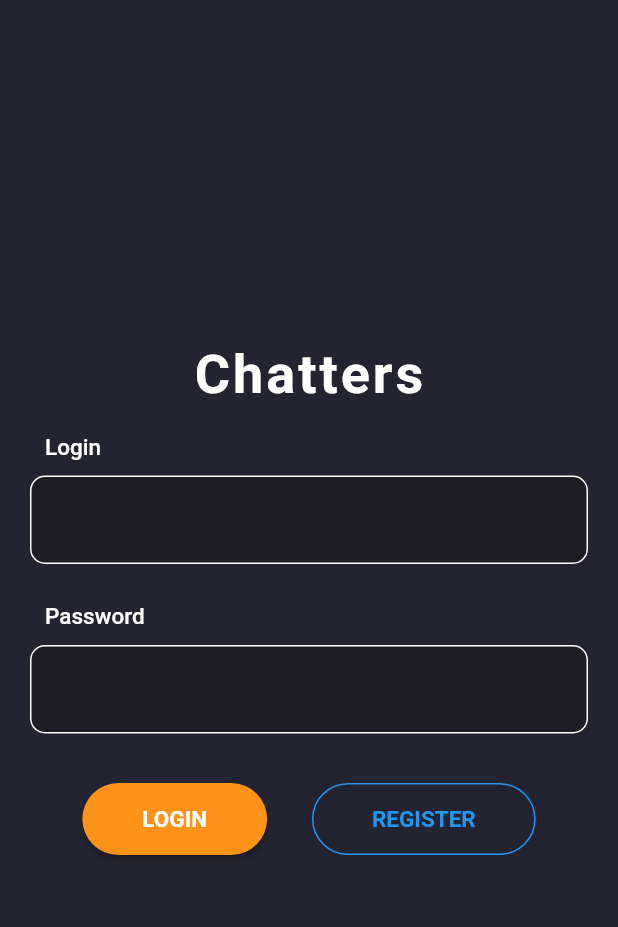
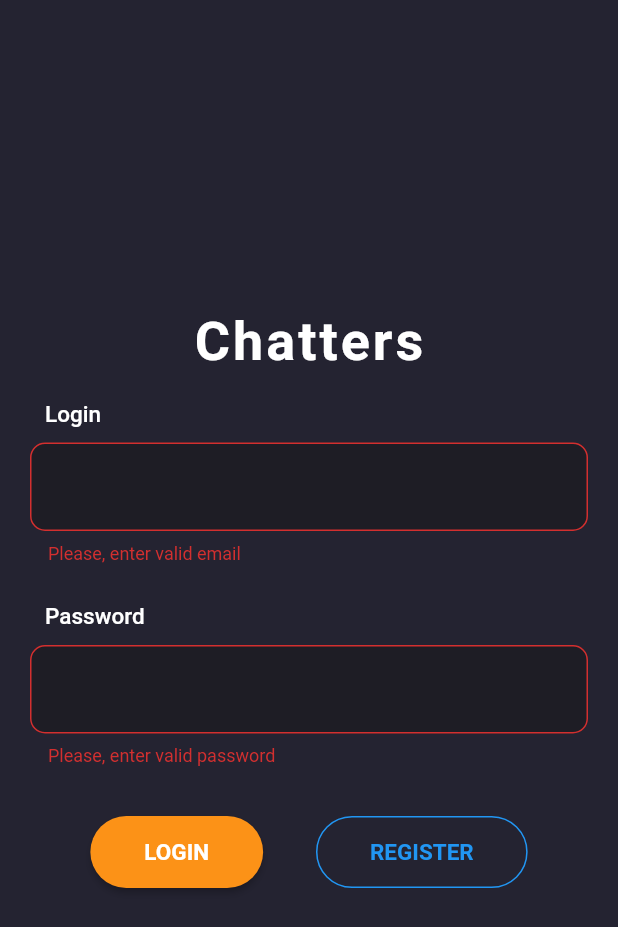
Before and after one commit to olchedev/chatters, a Flutter app: the screen it shows after launch, after a tap on "LOGIN", on a phone screen of 412 x 824 dp. Shown: the top 927 px of the screen. Run offline on Flutter 3.47's test engine with Material 2 defaults, Android fonts, the phone set to English and light mode, and no system bars; our stand-ins replace cloud_firestore, file_picker, firebase_auth, firebase_core, firebase_storage, get_it; accounts and stored records are empty.

Commit message:
add login logic

```diff
--- a/lib/main.dart
+++ b/lib/main.dart
@@ -1,4 +1,6 @@
+import 'package:chatters/pages/home_page.dart';
 import 'package:chatters/pages/login_page.dart';
+import 'package:chatters/pages/register_page.dart';
 import 'package:chatters/providers/authentication_provider.dart';
 import 'package:chatters/services/cloud_storage_service.dart';
 import 'package:chatters/services/database_service.dart';
@@ -9,12 +11,6 @@ import 'package:flutter/material.dart';
 import 'package:firebase_core/firebase_core.dart';
 import 'package:get_it/get_it.dart';
 import 'package:provider/provider.dart';
-
-Future<void> _setUp() async {
-  WidgetsFlutterBinding.ensureInitialized();
-  await Firebase.initializeApp();
-  _registerServices();
-}
 
 void _registerServices() {
   GetIt.instance.registerSingleton<NavigationService>(
@@ -32,7 +28,9 @@ void _registerServices() {
 }
 
 void main() async {
-  _setUp();
+  WidgetsFlutterBinding.ensureInitialized();
+  await Firebase.initializeApp();
+  _registerServices();
   runApp(const MyApp());
 }
 
@@ -54,6 +52,8 @@ class MyApp extends StatelessWidget {
         initialRoute: '/login',
         routes: {
           '/login': (BuildContext _) => const LoginPage(),
+          '/home': (BuildContext _) => const HomePage(),
+          '/register': (BuildContext _) => const RegisterPage(),
         },
       ),
     );
--- /dev/null
+++ b/lib/models/user_model.dart
@@ -0,0 +1,38 @@
+class UserModel {
+  final String uid;
+  final String name;
+  final String email;
+  final String? imageUrl;
+  late DateTime lastActive;
+
+  UserModel({
+    required this.uid,
+    required this.name,
+    required this.email,
+    required this.imageUrl,
+    required this.lastActive,
+  });
+
+  factory UserModel.fromJson(Map<String, dynamic> json) => UserModel(
+        uid: json['uid'],
+        name: json['name'],
+        email: json['email'],
+        imageUrl: json['image'],
+        lastActive: json['lastActive'].toDate(),
+      );
+
+  Map<String, dynamic> toMap() {
+    return {
+      'uid': uid,
+      'name': name,
+      'email': email,
+      'imageUrl': imageUrl,
+      'lastActive': lastActive,
+    };
+  }
+
+  String lastDayActive() =>
+      "${lastActive.day}/${lastActive.month}/${lastActive.year}";
+
+  bool wasRecentlyActive() => DateTime.now().difference(lastActive).inHours < 2;
+}
--- a/lib/pages/login_page.dart
+++ b/lib/pages/login_page.dart
@@ -1,47 +1,49 @@
+import 'package:chatters/providers/authentication_provider.dart';
 import 'package:chatters/utils/app_dimensions.dart';
 import 'package:chatters/utils/validation_regex.dart';
 import 'package:chatters/widgets/custom_text_form_field.dart';
 import 'package:flutter/material.dart';
+import 'package:provider/provider.dart';
 
-class LoginPage extends StatefulWidget {
+class LoginPage extends StatelessWidget {
   const LoginPage({Key? key}) : super(key: key);
 
   @override
-  State<LoginPage> createState() => _LoginPageState();
-}
+  Widget build(BuildContext context) {
+    final Size deviceSize = MediaQuery.of(context).size;
+    final textTheme = Theme.of(context).textTheme;
+    final loginFormKey = GlobalKey<FormState>();
 
-class _LoginPageState extends State<LoginPage> {
-  final _loginFormKey = GlobalKey<FormState>();
-
-  @override
-  Widget build(BuildContext context) {
-    final theme = Theme.of(context);
+    AuthenticationProvider authenticationProvider =
+        Provider.of<AuthenticationProvider>(context);
 
     return Scaffold(
-      body: SafeArea(
+      body: SingleChildScrollView(
+        child: SizedBox(
+          height: deviceSize.height,
           child: Column(
             mainAxisAlignment: MainAxisAlignment.center,
             children: [
               Text(
                 'Chatters',
-              style: theme.textTheme.headline1,
+                style: textTheme.headline1,
               ),
               Form(
-              key: _loginFormKey,
+                key: loginFormKey,
                 child: Column(
                   children: [
                     CustomTextFormField(
                       label: 'Login',
+                      controller: authenticationProvider.loginController,
                       regExp: ValidationRegExp.login,
-                    onSaved: (value) {},
                       errorMessage: 'Please, enter valid email',
                     ),
                     CustomTextFormField(
                       label: 'Password',
+                      controller: authenticationProvider.passwordController,
                       regExp: ValidationRegExp.password,
                       obscureText: true,
-                    onSaved: (value) {},
-                    errorMessage: 'Please, enter valid login',
+                      errorMessage: 'Please, enter valid password',
                     ),
                   ],
                 ),
@@ -54,11 +56,15 @@ class _LoginPageState extends State<LoginPage> {
                   mainAxisAlignment: MainAxisAlignment.spaceEvenly,
                   children: [
                     ElevatedButton(
-                    onPressed: () {},
+                      onPressed: () => authenticationProvider.login(
+                        loginFormKey,
+                        context,
+                      ),
                       child: const Text('LOGIN'),
                     ),
                     OutlinedButton(
-                    onPressed: () {},
+                      onPressed: () =>
+                          authenticationProvider.navigateToRegisterPage(),
                       child: const Text('REGISTER'),
                     ),
                   ],
@@ -67,6 +73,7 @@ class _LoginPageState extends State<LoginPage> {
             ],
           ),
         ),
+      ),
     );
   }
 }
--- a/lib/providers/authentication_provider.dart
+++ b/lib/providers/authentication_provider.dart
@@ -1,17 +1,89 @@
+import 'package:chatters/models/user_model.dart';
 import 'package:chatters/services/database_service.dart';
 import 'package:chatters/services/navigation_service.dart';
+import 'package:chatters/utils/app_snackbar_mixin.dart';
 import 'package:flutter/material.dart';
 import 'package:firebase_auth/firebase_auth.dart';
 import 'package:get_it/get_it.dart';
 
-class AuthenticationProvider extends ChangeNotifier {
+class AuthenticationProvider extends ChangeNotifier with AppSnackBarMixin {
+  late UserModel _userModel;
+  late final FirebaseAuth _auth;
+  late final NavigationService _navigationService;
+  late final DatabaseService _databaseService;
+
+  final _loginController = TextEditingController();
+  TextEditingController get loginController => _loginController;
+
+  final _passwordController = TextEditingController();
+  TextEditingController get passwordController => _passwordController;
+
   AuthenticationProvider() {
     _auth = FirebaseAuth.instance;
     _navigationService = GetIt.instance.get<NavigationService>();
     _databaseService = GetIt.instance.get<DatabaseService>();
+
+    _auth.authStateChanges().listen((user) {
+      if (user != null) {
+        _databaseService.updateUserLastActive(user.uid);
+        _databaseService.getUser(user.uid).then(
+          (value) {
+            Map<String, dynamic> userData =
+                value.data()! as Map<String, dynamic>;
+
+            _userModel = UserModel.fromJson({
+              'uid': user.uid,
+              'name': userData['name'],
+              'email': userData['email'],
+              'imageUrl': userData['image'],
+              'lastActive': userData['last_active'],
+            });
+
+            _navigationService.removeAndNavigateToRoute('/home');
+          },
+        );
+      } else {
+        _navigationService.removeAndNavigateToRoute('/login');
+      }
+    });
   }
 
-  late final FirebaseAuth _auth;
-  late final NavigationService _navigationService;
-  late final DatabaseService _databaseService;
+  void login(GlobalKey<FormState> loginFormKey, BuildContext context) {
+    if (isFormValid(loginFormKey)) {
+      loginFormKey.currentState!.save();
+      loginWithEmail(context);
+    }
+  }
+
+  bool isFormValid(GlobalKey<FormState> loginFormKey) =>
+      loginFormKey.currentState != null &&
+      loginFormKey.currentState!.validate();
+
+  Future<void> loginWithEmail(BuildContext context) async {
+    try {
+      await _auth.signInWithEmailAndPassword(
+        email: _loginController.text,
+        password: _passwordController.text,
+      );
+    } on FirebaseAuthException {
+      showAppSnackBar(
+        context: context,
+        message: 'Login failed. Please, check if password and login correct.',
+      );
+    } catch (error) {
+      showAppSnackBar(
+        context: context,
+        message: 'Something went wrong. Please try again later.',
+      );
+    }
+  }
+
+  void logout() {
+    _loginController.clear();
+    _passwordController.clear();
+    _auth.signOut();
+  }
+
+  void navigateToRegisterPage() =>
+      _navigationService.navigateToRoute('/register');
 }
--- a/lib/services/cloud_storage_service.dart
+++ b/lib/services/cloud_storage_service.dart
@@ -3,8 +3,6 @@ import 'package:cloud_firestore/cloud_firestore.dart';
 import 'package:firebase_storage/firebase_storage.dart';
 import 'package:file_picker/file_picker.dart';
 
-const String USER_COLLECTION = 'Users';
-
 class CloudStorageService {
   final FirebaseStorage _storage = FirebaseStorage.instance;
 }
--- a/lib/theme/chatters_theme_data.dart
+++ b/lib/theme/chatters_theme_data.dart
@@ -9,6 +9,20 @@ class ChattersThemeData {
       splashColor: const Color.fromRGBO(36, 35, 49, 1.0),
       backgroundColor: const Color.fromRGBO(36, 35, 49, 1.0),
       scaffoldBackgroundColor: const Color.fromRGBO(36, 35, 49, 1.0),
+      snackBarTheme: const SnackBarThemeData(
+        backgroundColor: Color(0xFFFC9217),
+        contentTextStyle: TextStyle(
+          color: Colors.white,
+        ),
+        shape: RoundedRectangleBorder(
+          borderRadius: BorderRadius.all(
+            Radius.circular(
+              AppDimensions.snackBarRadius,
+            ),
+          ),
+        ),
+        behavior: SnackBarBehavior.floating,
+      ),
       bottomNavigationBarTheme: const BottomNavigationBarThemeData(
         backgroundColor: Color.fromRGBO(30, 29, 37, 1.0),
       ),
--- a/lib/utils/app_dimensions.dart
+++ b/lib/utils/app_dimensions.dart
@@ -14,11 +14,12 @@ class AppDimensions {
   static const m = 20.0;
   static const xm = 25.0;
   static const xxm = 36.0;
-  static const xxxm = 40.0;
 
   /// l size, contains [large] interval sizes
 
   /// h size, contains [huge] interval sizes
+
+  static const snackBarRadius = AppDimensions.xs;
 
   static const inputTextFieldLabelSize = AppDimensions.xxs;
   static const inputTextFieldLabelPadding = AppDimensions.xs;
@@ -28,12 +29,12 @@ class AppDimensions {
 
   static const elevatedButtonRadius = AppDimensions.xxm;
   static const elevatedButtonNameVerticalPadding = AppDimensions.xxs;
-  static const elevatedButtonNameHorizontalPadding = AppDimensions.xxxm;
+  static const elevatedButtonNameHorizontalPadding = AppDimensions.xxm;
   static const elevatedButtonNameSize = AppDimensions.xxs;
 
   static const outlinedButtonRadius = AppDimensions.xxm;
   static const outlinedButtonNameVerticalPadding = AppDimensions.xxs;
-  static const outlinedButtonNameHorizontalPadding = AppDimensions.xxxm;
+  static const outlinedButtonNameHorizontalPadding = AppDimensions.xxm;
   static const outlinedButtonNameSize = AppDimensions.xxs;
 
   static const headline1LetterSpacing = AppDimensions.xt;
--- a/lib/utils/validation_regex.dart
+++ b/lib/utils/validation_regex.dart
@@ -1,6 +1,7 @@
 class ValidationRegExp {
   const ValidationRegExp._();
 
-  static final login = RegExp(r"^(?=.*[a-z])(?=.*\d)[A-Za-z\d@$!%*?&]{8,40}$");
+  static final login =
+      RegExp(r"^[a-zA-Z0-9_.+-]+@[a-zA-Z0-9-]+\.[a-zA-Z0-9-.]+$");
   static final password = RegExp(r"^(?=.*[A-Za-z])(?=.*\d)[A-Za-z\d]{8,}$");
 }
--- a/lib/widgets/custom_text_form_field.dart
+++ b/lib/widgets/custom_text_form_field.dart
@@ -3,17 +3,17 @@ import 'package:flutter/material.dart';
 
 class CustomTextFormField extends StatelessWidget {
   const CustomTextFormField({
-    required this.onSaved,
+    required this.label,
+    required this.controller,
     required this.regExp,
-    required this.label,
     required this.errorMessage,
     this.obscureText = false,
     Key? key,
   }) : super(key: key);
 
-  final Function(String) onSaved;
+  final String label;
+  final TextEditingController controller;
   final RegExp regExp;
-  final String label;
   final String errorMessage;
   final bool obscureText;
 
@@ -44,8 +44,8 @@ class CustomTextFormField extends StatelessWidget {
               color: Colors.white,
             ),
             obscureText: obscureText,
-            onSaved: (value) => onSaved(value!),
             validator: (value) => regExp.hasMatch(value!) ? null : errorMessage,
+            controller: controller,
           ),
         ],
       ),
```
Also changed, not shown: lib/pages/home_page.dart (added, +33 -0 lines), lib/pages/register_page.dart (added, +28 -0 lines), lib/services/database_service.dart (+17 -4 lines), lib/utils/app_snackbar_mixin.dart (added, +16 -0 lines), lib/utils/constants.dart (added, +7 -0 lines). Lines whose indentation alone changed are shown as unchanged.
